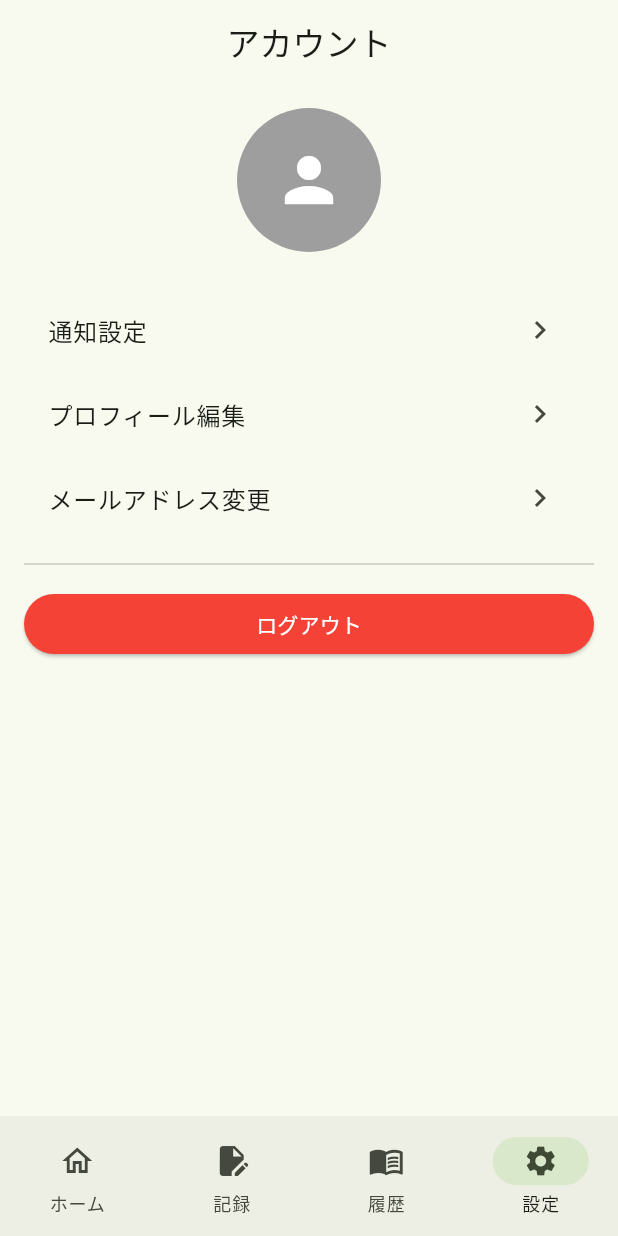
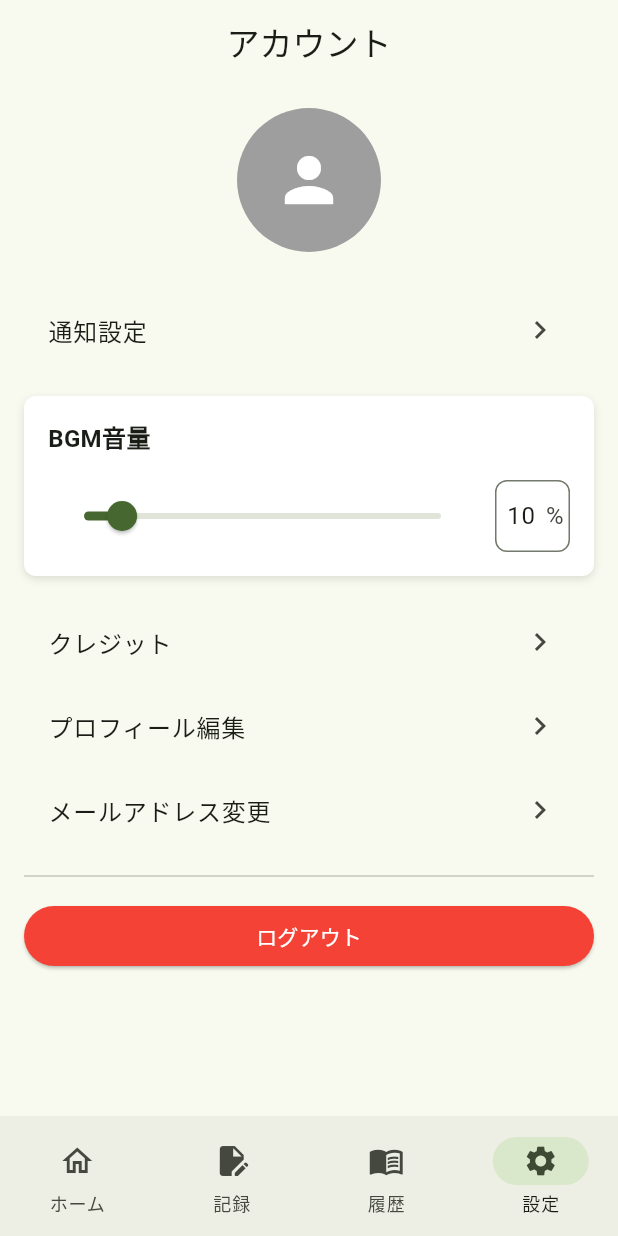
Before and after one commit to OIC-2024-1B18KN-Nakahira/Keseranpaseran, a Flutter app: the Account screen opened by its route, on a phone screen of 412 x 824 dp. Run offline on Flutter 3.47's test engine with Material 3 defaults, Android fonts, the phone set to English and light mode, and no system bars; our stand-ins replace audioplayers, fl_chart, flutter_dotenv, flutter_riverpod, go_router, shared_preferences and 1 more; accounts and stored records are empty.

Commit message:
曲追加

```diff
--- a/lib/setting_page/6.dart
+++ b/lib/setting_page/6.dart
@@ -1,9 +1,10 @@
-// lib/6.dart
 import 'package:flutter/material.dart';
 import 'package:go_router/go_router.dart';
 import 'package:flutter_riverpod/flutter_riverpod.dart';
 import 'package:supabase_flutter/supabase_flutter.dart';
+import '../bgm_provider.dart';
 import '6_nitice_button.dart';
+import 'credit_page.dart';
 
 class Account extends StatelessWidget {
   const Account({super.key});
@@ -21,7 +22,8 @@ class Account extends StatelessWidget {
             child: Icon(Icons.person, size: 48, color: Colors.white),
           ),
           const SizedBox(height: 24),
-          _item(context,
+          _item(
+            context,
             title: '通知設定',
             onTap: () {
               Navigator.push(
@@ -30,7 +32,23 @@ class Account extends StatelessWidget {
                   builder: (context) => const NotificationSettings(),
                 ),
               );
-          }),
+            },
+          ),
+          const SizedBox(height: 16),
+          const BgmVolumeControl(),
+          const SizedBox(height: 16),
+          _item(
+            context,
+            title: 'クレジット',
+            onTap: () {
+              Navigator.push(
+                context,
+                MaterialPageRoute(
+                  builder: (context) => const CreditPage(),
+                ),
+              );
+            },
+          ),
           _item(
             context,
             title: 'プロフィール編集',
@@ -61,7 +79,84 @@ class Account extends StatelessWidget {
   }
 }
 
-// 設定ページでログアウトボタンを追加する例
+class BgmVolumeControl extends ConsumerWidget {
+  const BgmVolumeControl({super.key});
+
+  @override
+  Widget build(BuildContext context, WidgetRef ref) {
+    final volume = ref.watch(bgmVolumeProvider);
+
+    return Container(
+      padding: const EdgeInsets.all(16),
+      decoration: BoxDecoration(
+        color: Colors.white,
+        borderRadius: BorderRadius.circular(8),
+        boxShadow: const [
+          BoxShadow(
+            color: Colors.black12,
+            blurRadius: 4,
+            offset: Offset(0, 2),
+          ),
+        ],
+      ),
+      child: Column(
+        crossAxisAlignment: CrossAxisAlignment.start,
+        children: [
+          const Text(
+            'BGM音量',
+            style: TextStyle(
+              fontSize: 16,
+              fontWeight: FontWeight.bold,
+            ),
+          ),
+          const SizedBox(height: 16),
+          Row(
+            children: [
+              Expanded(
+                child: Slider(
+                  value: volume,
+                  min: 0.0,
+                  max: 1.0,
+                  divisions: 100,
+                  label: '${(volume * 100).toInt()}%',
+                  onChanged: (value) {
+                    ref.read(bgmVolumeProvider.notifier).state = value;
+                  },
+                ),
+              ),
+              const SizedBox(width: 12),
+              SizedBox(
+                width: 50,
+                child: TextField(
+                  controller: TextEditingController(
+                    text: '${(volume * 100).toInt()}',
+                  ),
+                  keyboardType: TextInputType.number,
+                  textAlign: TextAlign.center,
+                  onChanged: (value) {
+                    final intValue = int.tryParse(value);
+                    if (intValue != null && intValue >= 0 && intValue <= 100) {
+                      ref.read(bgmVolumeProvider.notifier).state =
+                          intValue / 100.0;
+                    }
+                  },
+                  decoration: InputDecoration(
+                    suffix: const Text('%'),
+                    border: OutlineInputBorder(
+                      borderRadius: BorderRadius.circular(8),
+                    ),
+                    contentPadding: const EdgeInsets.symmetric(vertical: 8),
+                  ),
+                ),
+              ),
+            ],
+          ),
+        ],
+      ),
+    );
+  }
+}
+
 class LogoutButton extends ConsumerWidget {
   const LogoutButton({super.key});
 
@@ -72,14 +167,18 @@ class LogoutButton extends ConsumerWidget {
       onPressed: () async {
         try {
           await Supabase.instance.client.auth.signOut();
-          // ログアウト後は自動的にリダイレクト機能によりログインページに移動
         } catch (error) {
           ScaffoldMessenger.of(
             context,
-          ).showSnackBar(SnackBar(content: Text('ログアウトに失敗しました: $error')));
+          ).showSnackBar(
+            SnackBar(content: Text('ログアウトに失敗しました: $error')),
+          );
         }
       },
-      child: Text('ログアウト', style: TextStyle(color: Colors.white)),
+      child: const Text(
+        'ログアウト',
+        style: TextStyle(color: Colors.white),
+      ),
     );
   }
 }
```
Also changed, not shown: assets/credits.json (added, +64 -0 lines), lib/bgm_provider.dart (added, +28 -0 lines), lib/home.dart (+26 -7 lines), lib/main.dart (+8 -1 lines), lib/setting_page/credit_page.dart (added, +248 -0 lines), pubspec.yaml (+2 -9 lines), 1 other file. Lines whose indentation alone changed are shown as unchanged.
